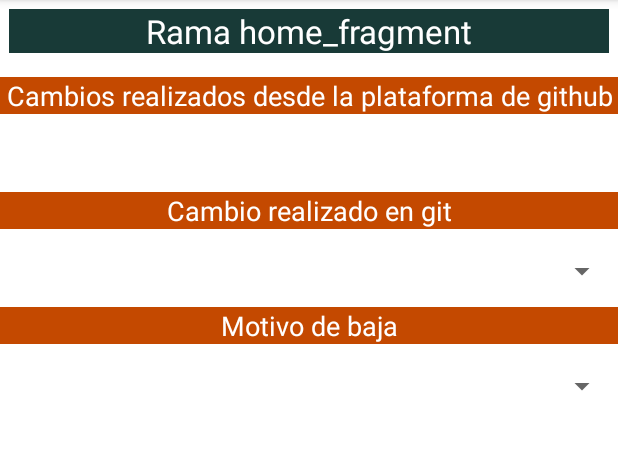
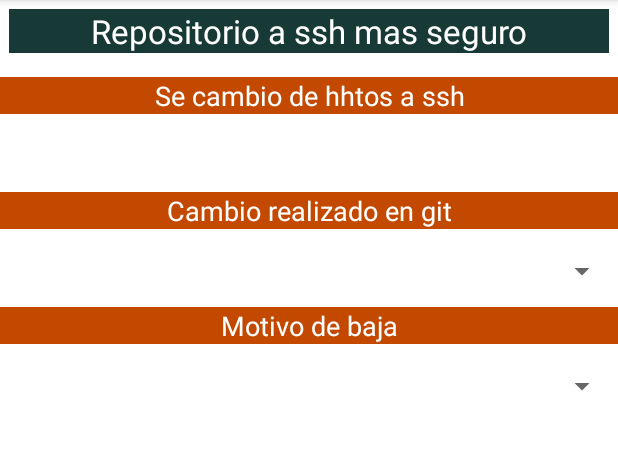
Before and after one commit to mhernandez-sys/App_ActCirculantes, an Android app: the fragment HomeFragment shown on its own in the app's theme, on a phone screen of 412 x 824 dp, the part 84-534 px from its top. Run offline under Robolectric (Android 15) with nearby library versions, the phone set to English and light mode, and no system bars.

Commit message:
Noveno commit (se cambio de hhtps a ssh) [19/07/2024-12:02]

```diff
--- a/app/src/main/res/layout/fragment_home.xml
+++ b/app/src/main/res/layout/fragment_home.xml
@@ -16,7 +16,7 @@
             android:id="@+id/textView9"
             android:layout_width="match_parent"
             android:layout_height="wrap_content"
-            android:text="Rama home_fragment"
+            android:text="Repositorio a ssh mas seguro"
             android:background="@color/secudario"
             android:textColor="@color/white"
             android:gravity="center"
@@ -28,7 +28,7 @@
             android:id="@+id/textView10"
             android:layout_width="match_parent"
             android:layout_height="wrap_content"
-            android:text="Cambios realizados desde la plataforma de github"
+            android:text="Se cambio de hhtos a ssh"
             android:layout_marginTop="10dp"
             android:background="@color/botones"
             android:textColor="@color/white"
```
